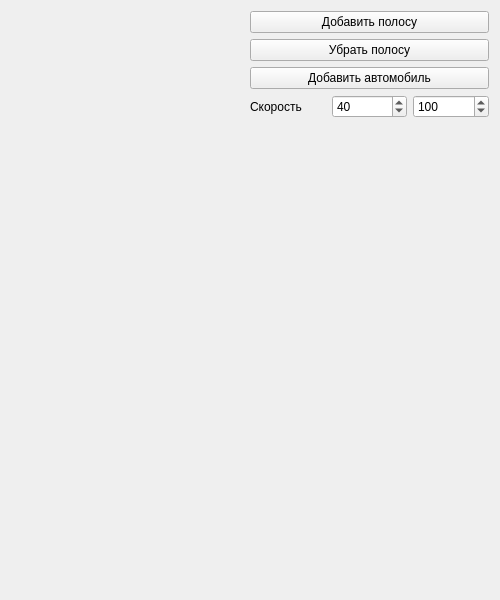
First picture: the form in highway/highway.ui, repository mihanlg/highway, before the edit.
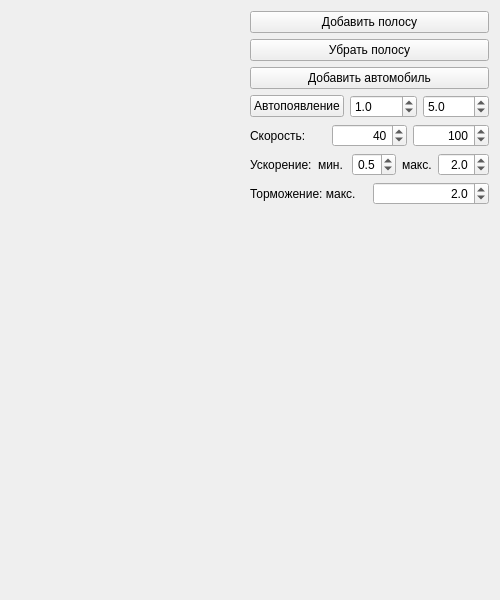
Second picture: the form after the edit.

Diff of the .ui file:
```diff
--- a/highway/highway.ui
+++ b/highway/highway.ui
@@ -102,16 +102,83 @@
          </widget>
         </item>
         <item>
-         <layout class="QHBoxLayout" name="horizontalLayout_5">
+         <layout class="QHBoxLayout" name="horizontalLayout_4">
+          <item>
+           <widget class="QPushButton" name="autoAppearCheckButton">
+            <property name="text">
+             <string>Автопоявление</string>
+            </property>
+            <property name="checkable">
+             <bool>true</bool>
+            </property>
+            <property name="checked">
+             <bool>false</bool>
+            </property>
+            <property name="autoDefault">
+             <bool>false</bool>
+            </property>
+            <property name="default">
+             <bool>false</bool>
+            </property>
+            <property name="flat">
+             <bool>false</bool>
+            </property>
+           </widget>
+          </item>
+          <item>
+           <widget class="QDoubleSpinBox" name="spinMinAppearTimeBox">
+            <property name="decimals">
+             <number>1</number>
+            </property>
+            <property name="minimum">
+             <double>0.000000000000000</double>
+            </property>
+            <property name="maximum">
+             <double>10.000000000000000</double>
+            </property>
+            <property name="singleStep">
+             <double>0.100000000000000</double>
+            </property>
+            <property name="value">
+             <double>1.000000000000000</double>
+            </property>
+           </widget>
+          </item>
+          <item>
+           <widget class="QDoubleSpinBox" name="spinMaxAppearTimeBox">
+            <property name="decimals">
+             <number>1</number>
+            </property>
+            <property name="minimum">
+             <double>0.100000000000000</double>
+            </property>
+            <property name="maximum">
+             <double>10.000000000000000</double>
+            </property>
+            <property name="singleStep">
+             <double>0.100000000000000</double>
+            </property>
+            <property name="value">
+             <double>5.000000000000000</double>
+            </property>
+           </widget>
+          </item>
+         </layout>
+        </item>
+        <item>
+         <layout class="QHBoxLayout" name="speedLayout">
           <item>
            <widget class="QLabel" name="label">
             <property name="text">
-             <string>Скорость</string>
+             <string>Скорость:</string>
             </property>
            </widget>
           </item>
           <item>
            <widget class="QSpinBox" name="spinMinSpeedBox">
+            <property name="alignment">
+             <set>Qt::AlignRight|Qt::AlignTrailing|Qt::AlignVCenter</set>
+            </property>
             <property name="minimum">
              <number>10</number>
             </property>
@@ -128,6 +195,9 @@
           </item>
           <item>
            <widget class="QSpinBox" name="spinMaxSpeedBox">
+            <property name="alignment">
+             <set>Qt::AlignRight|Qt::AlignTrailing|Qt::AlignVCenter</set>
+            </property>
             <property name="minimum">
              <number>10</number>
             </property>
@@ -144,6 +214,108 @@
           </item>
          </layout>
         </item>
+        <item>
+         <layout class="QHBoxLayout" name="horizontalLayout_2">
+          <item>
+           <widget class="QLabel" name="label_2">
+            <property name="text">
+             <string>Ускорение:</string>
+            </property>
+           </widget>
+          </item>
+          <item>
+           <widget class="QLabel" name="label_5">
+            <property name="text">
+             <string>мин.</string>
+            </property>
+           </widget>
+          </item>
+          <item>
+           <widget class="QDoubleSpinBox" name="spinMinAccBox">
+            <property name="alignment">
+             <set>Qt::AlignRight|Qt::AlignTrailing|Qt::AlignVCenter</set>
+            </property>
+            <property name="decimals">
+             <number>1</number>
+            </property>
+            <property name="minimum">
+             <double>0.000000000000000</double>
+            </property>
+            <property name="maximum">
+             <double>1.000000000000000</double>
+            </property>
+            <property name="singleStep">
+             <double>0.100000000000000</double>
+            </property>
+            <property name="value">
+             <double>0.500000000000000</double>
+            </property>
+           </widget>
+          </item>
+          <item>
+           <widget class="QLabel" name="label_6">
+            <property name="text">
+             <string>макс.</string>
+            </property>
+           </widget>
+          </item>
+          <item>
+           <widget class="QDoubleSpinBox" name="spinMaxAccBox">
+            <property name="alignment">
+             <set>Qt::AlignRight|Qt::AlignTrailing|Qt::AlignVCenter</set>
+            </property>
+            <property name="decimals">
+             <number>1</number>
+            </property>
+            <property name="minimum">
+             <double>1.000000000000000</double>
+            </property>
+            <property name="maximum">
+             <double>10.000000000000000</double>
+            </property>
+            <property name="singleStep">
+             <double>0.100000000000000</double>
+            </property>
+            <property name="value">
+             <double>2.000000000000000</double>
+            </property>
+           </widget>
+          </item>
+         </layout>
+        </item>
+        <item>
+         <layout class="QHBoxLayout" name="horizontalLayout_3">
+          <item>
+           <widget class="QLabel" name="label_3">
+            <property name="text">
+             <string>Торможение: макс.</string>
+            </property>
+           </widget>
+          </item>
+          <item>
+           <widget class="QDoubleSpinBox" name="spinMaxDecBox">
+            <property name="alignment">
+             <set>Qt::AlignRight|Qt::AlignTrailing|Qt::AlignVCenter</set>
+            </property>
+            <property name="decimals">
+             <number>1</number>
+            </property>
+            <property name="minimum">
+             <double>1.000000000000000</double>
+            </property>
+            <property name="maximum">
+             <double>5.000000000000000</double>
+            </property>
+            <property name="singleStep">
+             <double>0.100000000000000</double>
+            </property>
+            <property name="value">
+             <double>2.000000000000000</double>
+            </property>
+           </widget>
+          </item>
+         </layout>
+        </item>
         <item>
          <spacer name="verticalSpacer">
           <property name="orientation">
```
